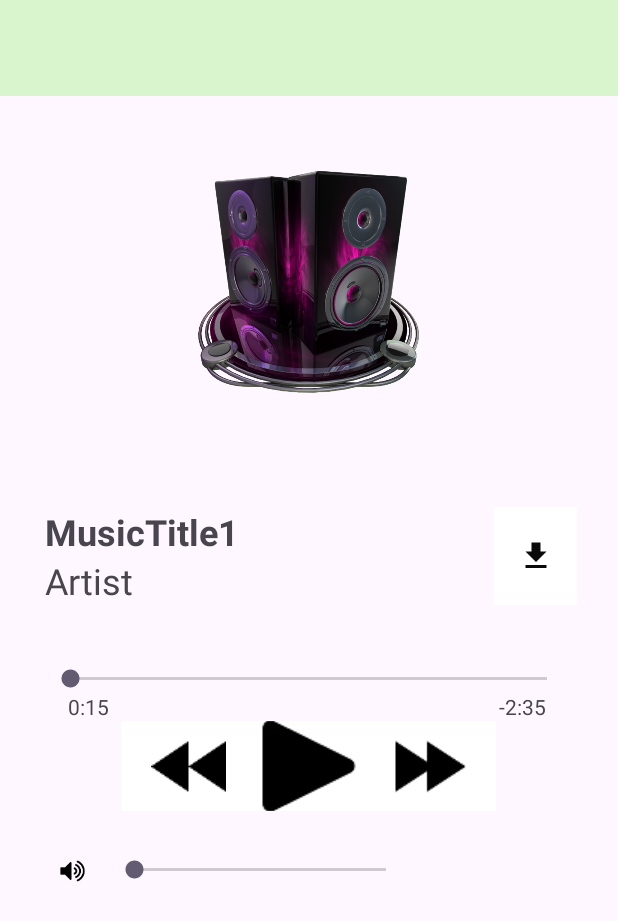
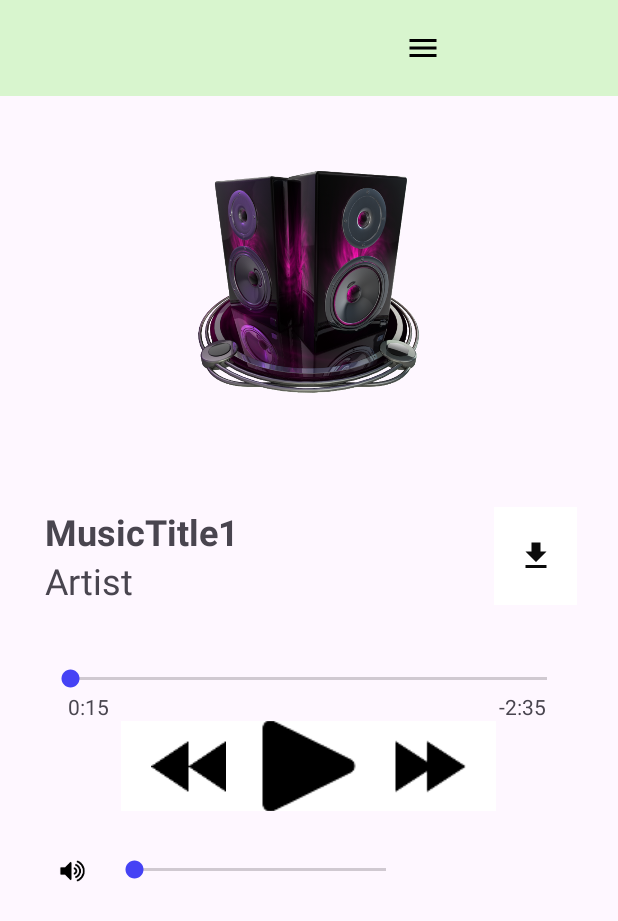
Before and after one commit to joebaga/Musicplayer, an Android app: the layout activity_main.xml on its own in the app's theme, with its tools: preview values and no code run, on a phone screen of 412 x 824 dp. Shown: the top 921 px of the screen. Run offline under Robolectric (Android 15) with nearby library versions, the phone set to English and light mode, and no system bars.

```diff
--- /dev/null
+++ b/app/src/main/res/drawable/ic_menu.xml
@@ -0,0 +1,5 @@
+<vector android:height="24dp" android:tint="#000000"
+    android:viewportHeight="24" android:viewportWidth="24"
+    android:width="24dp" xmlns:android="http://schemas.android.com/apk/res/android">
+    <path android:fillColor="@android:color/white" android:pathData="M3,18h18v-2L3,16v2zM3,13h18v-2L3,11v2zM3,6v2h18L21,6L3,6z"/>
+</vector>
--- a/app/src/main/res/layout/activity_main.xml
+++ b/app/src/main/res/layout/activity_main.xml
@@ -15,11 +15,18 @@
             android:id="@+id/toolbar"
             android:layout_width="match_parent"
             android:layout_height="?attr/actionBarSize"
-            android:background="@color/greenlight"
+            android:background="@color/greenlight">
 
 
-
-            />
+            <ImageButton
+                android:id="@+id/menuBar"
+                android:layout_width="wrap_content"
+                android:layout_height="wrap_content"
+                android:background="@color/greenlight"
+                android:layout_marginStart="270dp"
+                android:contentDescription="TODO"
+                android:src="@drawable/ic_menu" />
+        </androidx.appcompat.widget.Toolbar>
 
 
         <LinearLayout
--- a/app/src/main/res/values/themes.xml
+++ b/app/src/main/res/values/themes.xml
@@ -2,6 +2,9 @@
     <!-- Base application theme. -->
     <style name="Base.Theme.Greening" parent="Theme.Material3.DayNight.NoActionBar">
         <!-- Customize your light theme here. -->
+        <item name="colorPrimary">@color/green</item>
+        <item name="colorPrimaryDark">@color/greenlight</item>
+        <item name="colorAccent">@color/blue</item>
         <!-- <item name="colorPrimary">@color/my_light_primary</item> -->
     </style>
 
```
Also changed, not shown: app/src/main/java/com/example/greening/MainActivity.kt (+24 -14 lines), 1 other file.
